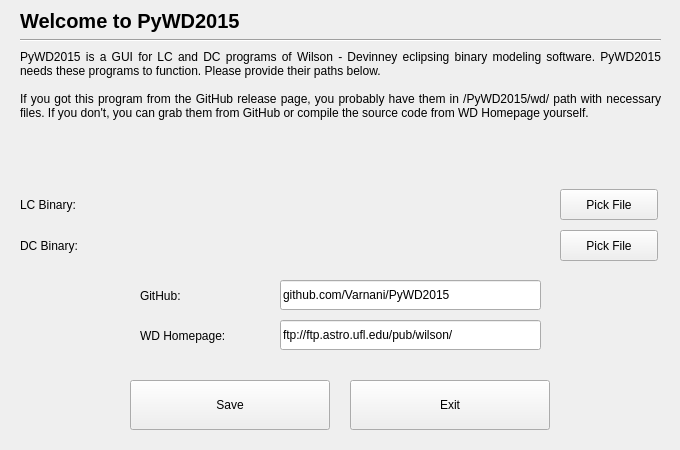
First picture: the form in resources/lcdcpickerdialog.ui, repository Varnani/PyWD2015, before the edit.
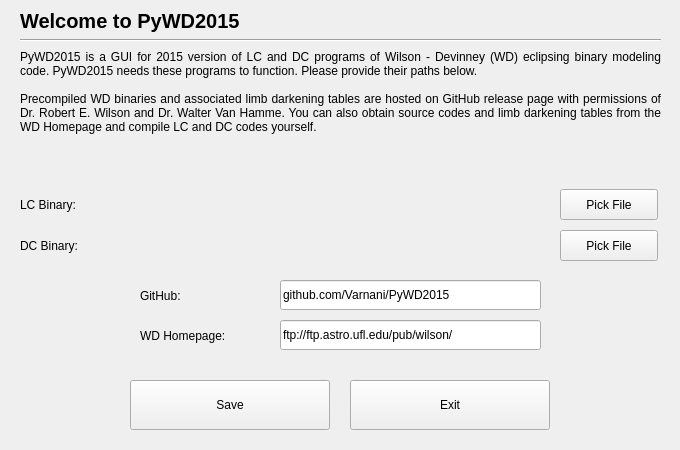
Second picture: the form after the edit.

Patch:
```diff
--- a/resources/lcdcpickerdialog.ui
+++ b/resources/lcdcpickerdialog.ui
@@ -68,9 +68,9 @@
     </rect>
    </property>
    <property name="text">
-    <string>PyWD2015 is a GUI for LC and DC programs of Wilson - Devinney eclipsing binary modeling software. PyWD2015 needs these programs to function. Please provide their paths below.
+    <string>PyWD2015 is a GUI for 2015 version of LC and DC programs of Wilson - Devinney (WD) eclipsing binary modeling code. PyWD2015 needs these programs to function. Please provide their paths below.
 
-If you got this program from the GitHub release page, you probably have them in /PyWD2015/wd/ path with necessary files. If you don't, you can grab them from GitHub or compile the source code from WD Homepage yourself.</string>
+Precompiled WD binaries and associated limb darkening tables are hosted on GitHub release page with permissions of Dr. Robert E. Wilson and Dr. Walter Van Hamme. You can also obtain source codes and limb darkening tables from the WD Homepage and compile LC and DC codes yourself.</string>
    </property>
    <property name="textFormat">
     <enum>Qt::PlainText</enum>
```
